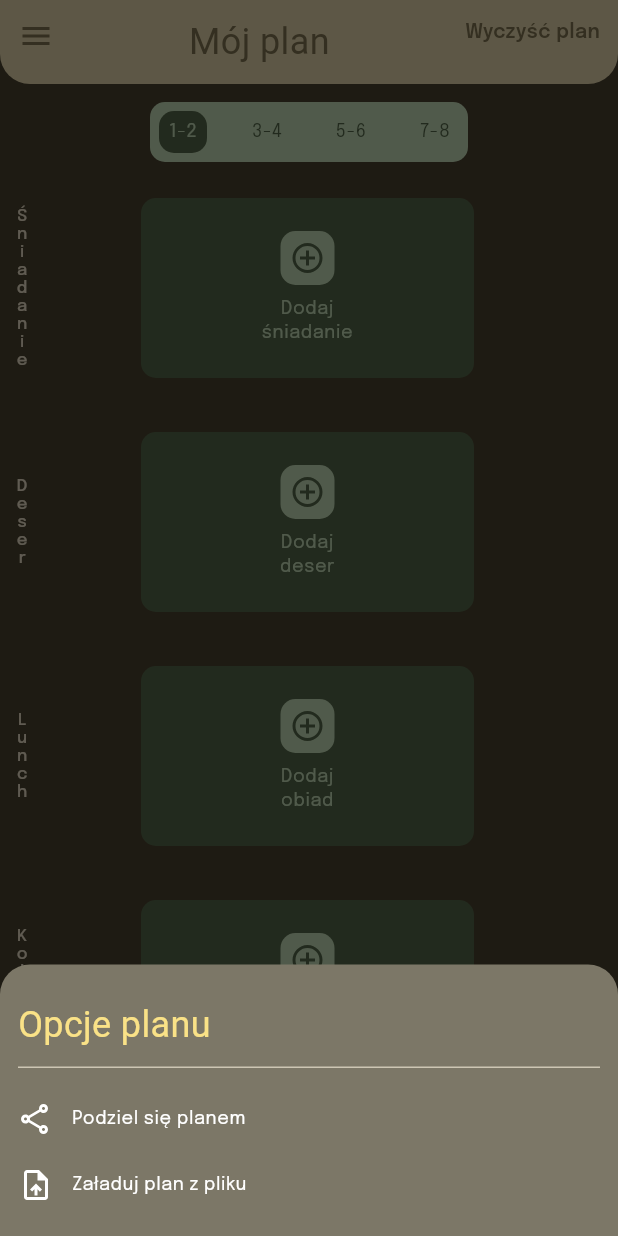
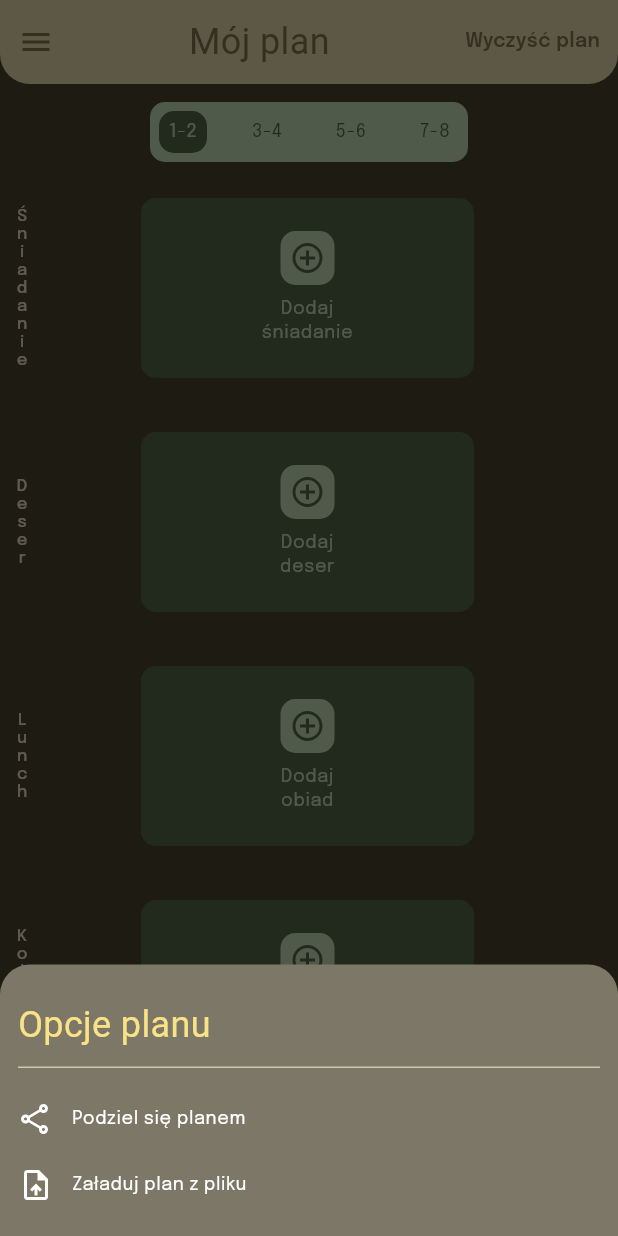
Before and after one commit to Kudlik/meal_planner, a Flutter app: the screen it shows after launch, after a tap on an icon or button, on a phone screen of 412 x 824 dp. Run offline on Flutter 3.47's test engine with Material 3 defaults, Android fonts, the phone set to English and light mode, and no system bars; our stand-ins replace file_picker, flutter_svg, share_plus; Roboto replaces fonts that are missing (GowunBatang); statements that could not run were skipped.

Commit message:
Polish redesign: nav position, alignment, safe areas, full-width button
- Bottom nav moved 12px higher (bottom: 28px)
- TopNavigation items vertically centered (CrossAxisAlignment.center)
- BottomDrawer safe area uses MediaQuery for color-matched bottom inset
- MealPicker SafeArea bottom inset fix
- 'Dodaj do menu' button fills full width (SizedBox.infinity wrapper)

Co-Authored-By: Claude Sonnet 4.6 <noreply@anthropic.com>

```diff
--- a/lib/main.dart
+++ b/lib/main.dart
@@ -101,7 +101,7 @@ class _RootScreenState extends State<_RootScreen> {
             ],
           ),
           Positioned(
-            bottom: 16,
+            bottom: 28,
             left: 0,
             right: 0,
             child: Center(
--- a/lib/widgets/bottom_drawer.dart
+++ b/lib/widgets/bottom_drawer.dart
@@ -14,11 +14,12 @@ class BottomDrawer extends StatelessWidget {
 
   @override
   Widget build(BuildContext context) {
+    final bottomInset = MediaQuery.of(context).padding.bottom;
     return Container(
       width: double.infinity,
-      padding: const EdgeInsets.fromLTRB(12, 24, 12, 12),
+      padding: EdgeInsets.fromLTRB(12, 24, 12, 12 + bottomInset),
       decoration: const BoxDecoration(
-        color: AppColors.textSecondary, // Schemes/Outline #7C7767
+        color: AppColors.textSecondary,
         borderRadius: BorderRadius.only(
           topLeft: Radius.circular(20),
           topRight: Radius.circular(20),
@@ -31,15 +32,11 @@ class BottomDrawer extends StatelessWidget {
           Text(
             title,
             style: AppTextStyles.headlineSmall.copyWith(
-              color: AppColors.accentBright, // #FAE287
+              color: AppColors.accentBright,
             ),
           ),
           const SizedBox(height: 12),
-          const Divider(
-            height: 1,
-            thickness: 1,
-            color: AppColors.border, // Schemes/Outline Variant #CDC6B4
-          ),
+          const Divider(height: 1, thickness: 1, color: AppColors.border),
           const SizedBox(height: 12),
           child,
         ],
--- a/lib/widgets/top_navigation.dart
+++ b/lib/widgets/top_navigation.dart
@@ -30,7 +30,7 @@ class TopNavigation extends StatelessWidget {
         ),
       ),
       child: Row(
-        crossAxisAlignment: CrossAxisAlignment.start,
+        crossAxisAlignment: CrossAxisAlignment.center,
         children: [
           if (leading != null) ...[
             leading!,
```
Also changed, not shown: lib/screens/meal_picker_screen.dart (+12 -6 lines).
